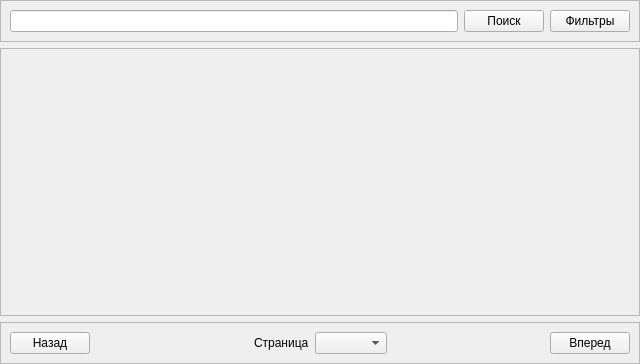
This is Views/ui/pages/browser.ui in SenyaPevko/MangaReaderApp as Qt 5 draws it before an edit. The edited form follows.
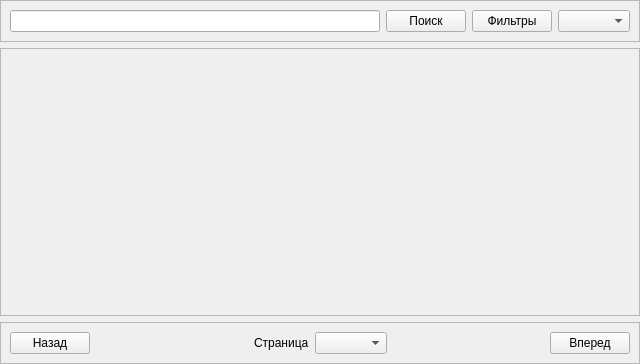
This is the edited form.

Commit message: catalog now can be changed

The edit to the form file:
```diff
--- a/Views/ui/pages/browser.ui
+++ b/Views/ui/pages/browser.ui
@@ -63,6 +63,9 @@
           </property>
          </widget>
         </item>
+        <item>
+         <widget class="QComboBox" name="catalogList"/>
+        </item>
        </layout>
       </widget>
      </item>
```
The commit also changes 6 other files.
